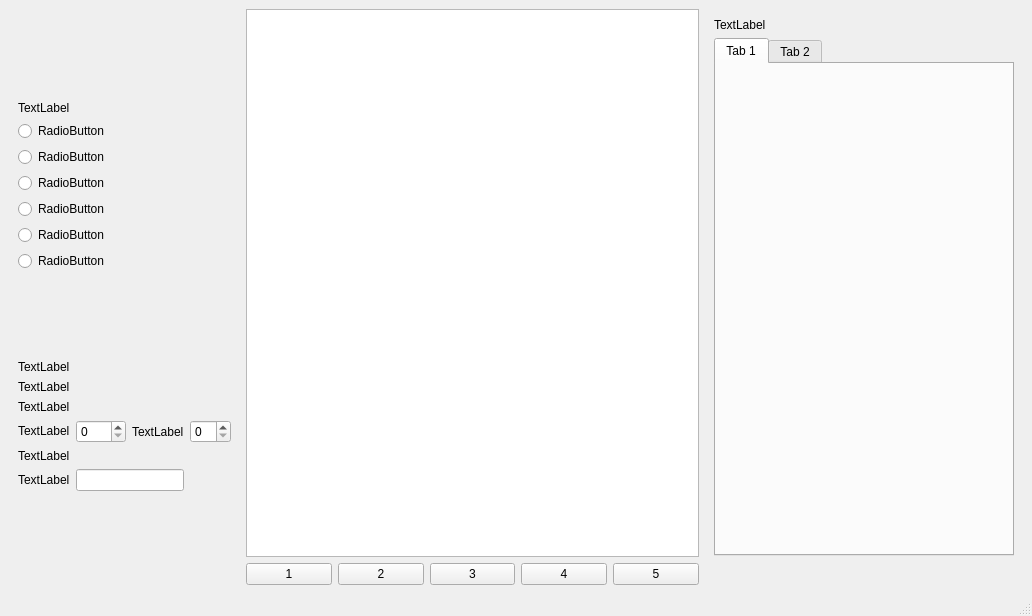
Above: mainwindow.ui from zeki2333/papercutting-simulation before the change. Below: the same form after it.
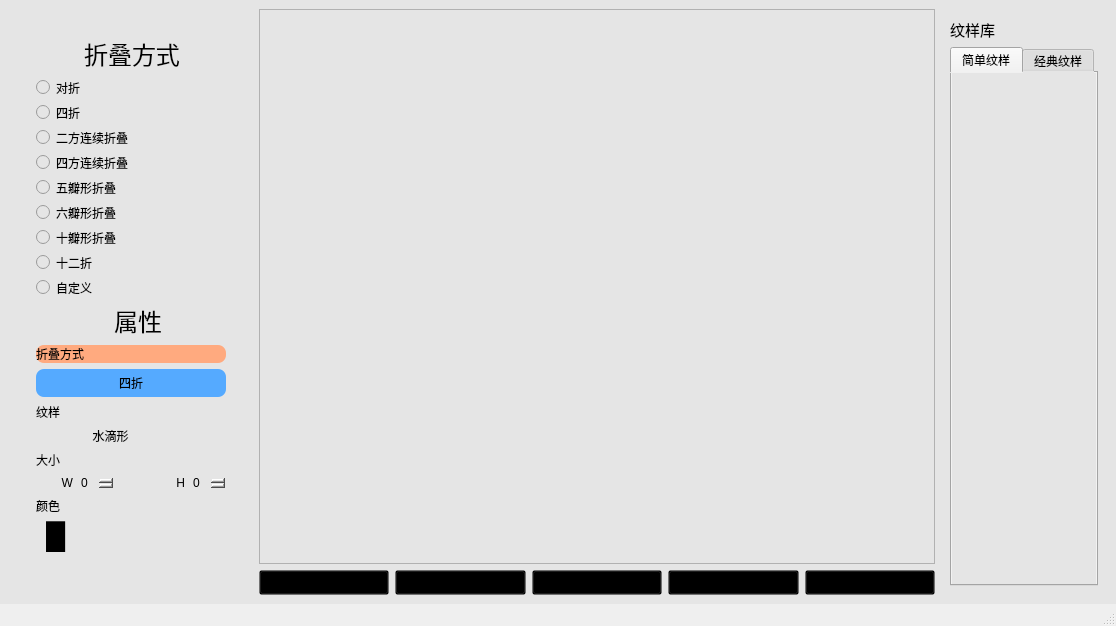
That is the form after the change. Icons and pictures are not drawn.

The edit to the form file:
```diff
--- a/mainwindow.ui
+++ b/mainwindow.ui
@@ -6,187 +6,521 @@
    <rect>
     <x>0</x>
     <y>0</y>
-    <width>1032</width>
-    <height>616</height>
+    <width>1116</width>
+    <height>626</height>
    </rect>
   </property>
   <property name="windowTitle">
    <string>MainWindow</string>
   </property>
   <widget class="QWidget" name="centralwidget">
+   <property name="styleSheet">
+    <string notr="true">background:rgb(229, 229, 229)</string>
+   </property>
    <layout class="QHBoxLayout" name="horizontalLayout">
     <item>
-     <widget class="QWidget" name="widget_2" native="true">
-      <property name="sizePolicy">
-       <sizepolicy hsizetype="Maximum" vsizetype="Preferred">
-        <horstretch>0</horstretch>
-        <verstretch>0</verstretch>
-       </sizepolicy>
+     <widget class="QWidget" name="leftWidget" native="true">
+      <property name="styleSheet">
+       <string notr="true">border-width: 2px;
+border-radius: 8px;</string>
       </property>
-      <layout class="QVBoxLayout" name="verticalLayout">
+      <layout class="QVBoxLayout" name="verticalLayout_2">
+       <property name="sizeConstraint">
+        <enum>QLayout::SetMaximumSize</enum>
+       </property>
        <item>
-        <layout class="QVBoxLayout" name="verticalLayout_4">
-         <item>
-          <widget class="QLabel" name="label">
-           <property name="sizePolicy">
-            <sizepolicy hsizetype="Preferred" vsizetype="Fixed">
-             <horstretch>0</horstretch>
-             <verstretch>0</verstretch>
-            </sizepolicy>
-           </property>
-           <property name="text">
-            <string>TextLabel</string>
-           </property>
-          </widget>
-         </item>
-         <item>
-          <layout class="QVBoxLayout" name="verticalLayout_5">
-           <item>
-            <widget class="QRadioButton" name="radioButton_2">
-             <property name="text">
-              <string>RadioButton</string>
-             </property>
-            </widget>
-           </item>
-           <item>
-            <widget class="QRadioButton" name="radioButton_6">
-             <property name="text">
-              <string>RadioButton</string>
-             </property>
-            </widget>
-           </item>
-           <item>
-            <widget class="QRadioButton" name="radioButton_5">
-             <property name="text">
-              <string>RadioButton</string>
-             </property>
-            </widget>
-           </item>
-           <item>
-            <widget class="QRadioButton" name="radioButton_4">
-             <property name="text">
-              <string>RadioButton</string>
-             </property>
-            </widget>
-           </item>
-           <item>
-            <widget class="QRadioButton" name="radioButton_3">
-             <property name="text">
-              <string>RadioButton</string>
-             </property>
-            </widget>
-           </item>
-           <item>
-            <widget class="QRadioButton" name="radioButton">
-             <property name="text">
-              <string>RadioButton</string>
-             </property>
-            </widget>
-           </item>
-          </layout>
-         </item>
-        </layout>
-       </item>
-       <item>
-        <layout class="QGridLayout" name="gridLayout_3">
-         <item row="3" column="1">
-          <widget class="QSpinBox" name="spinBox"/>
-         </item>
-         <item row="3" column="2">
-          <widget class="QLabel" name="label_6">
-           <property name="text">
-            <string>TextLabel</string>
-           </property>
-          </widget>
-         </item>
-         <item row="3" column="0">
-          <widget class="QLabel" name="label_5">
-           <property name="sizePolicy">
-            <sizepolicy hsizetype="Preferred" vsizetype="Fixed">
-             <horstretch>0</horstretch>
-             <verstretch>0</verstretch>
-            </sizepolicy>
-           </property>
-           <property name="text">
-            <string>TextLabel</string>
-           </property>
-          </widget>
-         </item>
-         <item row="3" column="3">
-          <widget class="QSpinBox" name="spinBox_2"/>
-         </item>
-         <item row="5" column="0">
-          <widget class="QLabel" name="label_8">
-           <property name="text">
-            <string>TextLabel</string>
-           </property>
-          </widget>
-         </item>
-         <item row="5" column="1" colspan="2">
-          <widget class="QLineEdit" name="lineEdit"/>
-         </item>
-         <item row="0" column="0" colspan="4">
-          <widget class="QLabel" name="label_2">
-           <property name="sizePolicy">
-            <sizepolicy hsizetype="Preferred" vsizetype="Fixed">
-             <horstretch>0</horstretch>
-             <verstretch>0</verstretch>
-            </sizepolicy>
-           </property>
-           <property name="text">
-            <string>TextLabel</string>
-           </property>
-          </widget>
-         </item>
-         <item row="1" column="0" colspan="3">
-          <widget class="QLabel" name="label_3">
-           <property name="sizePolicy">
-            <sizepolicy hsizetype="Preferred" vsizetype="Fixed">
-             <horstretch>0</horstretch>
-             <verstretch>0</verstretch>
-            </sizepolicy>
-           </property>
-           <property name="text">
-            <string>TextLabel</string>
-           </property>
-          </widget>
-         </item>
-         <item row="2" column="0" colspan="3">
-          <widget class="QLabel" name="label_4">
-           <property name="sizePolicy">
-            <sizepolicy hsizetype="Preferred" vsizetype="Fixed">
-             <horstretch>0</horstretch>
-             <verstretch>0</verstretch>
-            </sizepolicy>
-           </property>
-           <property name="text">
-            <string>TextLabel</string>
-           </property>
-          </widget>
-         </item>
-         <item row="4" column="0" colspan="4">
-          <widget class="QLabel" name="label_7">
-           <property name="sizePolicy">
-            <sizepolicy hsizetype="Preferred" vsizetype="Fixed">
-             <horstretch>0</horstretch>
-             <verstretch>0</verstretch>
-            </sizepolicy>
-           </property>
-           <property name="text">
-            <string>TextLabel</string>
-           </property>
-          </widget>
-         </item>
-        </layout>
+        <widget class="QWidget" name="widget_2" native="true">
+         <property name="sizePolicy">
+          <sizepolicy hsizetype="Maximum" vsizetype="Preferred">
+           <horstretch>0</horstretch>
+           <verstretch>0</verstretch>
+          </sizepolicy>
+         </property>
+         <property name="styleSheet">
+          <string notr="true"/>
+         </property>
+         <layout class="QVBoxLayout" name="verticalLayout">
+          <item>
+           <layout class="QVBoxLayout" name="verticalLayout_4">
+            <item>
+             <widget class="QWidget" name="topWidget" native="true">
+              <property name="styleSheet">
+               <string notr="true"/>
+              </property>
+              <layout class="QVBoxLayout" name="verticalLayout_5">
+               <item>
+                <layout class="QHBoxLayout" name="horizontalLayout_2">
+                 <property name="spacing">
+                  <number>0</number>
+                 </property>
+                 <property name="sizeConstraint">
+                  <enum>QLayout::SetDefaultConstraint</enum>
+                 </property>
+                 <item>
+                  <spacer name="horizontalSpacer">
+                   <property name="orientation">
+                    <enum>Qt::Horizontal</enum>
+                   </property>
+                   <property name="sizeHint" stdset="0">
+                    <size>
+                     <width>40</width>
+                     <height>20</height>
+                    </size>
+                   </property>
+                  </spacer>
+                 </item>
+                 <item>
+                  <widget class="QLabel" name="label_13">
+                   <property name="sizePolicy">
+                    <sizepolicy hsizetype="Preferred" vsizetype="Fixed">
+                     <horstretch>0</horstretch>
+                     <verstretch>0</verstretch>
+                    </sizepolicy>
+                   </property>
+                   <property name="font">
+                    <font>
+                     <pointsize>1</pointsize>
+                    </font>
+                   </property>
+                   <property name="text">
+                    <string/>
+                   </property>
+                   <property name="pixmap">
+                    <pixmap resource="resource.qrc">:/new/btn/icon/foldmode.png</pixmap>
+                   </property>
+                   <property name="scaledContents">
+                    <bool>false</bool>
+                   </property>
+                   <property name="alignment">
+                    <set>Qt::AlignRight|Qt::AlignTrailing|Qt::AlignVCenter</set>
+                   </property>
+                   <property name="wordWrap">
+                    <bool>false</bool>
+                   </property>
+                   <property name="margin">
+                    <number>0</number>
+                   </property>
+                  </widget>
+                 </item>
+                 <item>
+                  <widget class="QLabel" name="label">
+                   <property name="sizePolicy">
+                    <sizepolicy hsizetype="Preferred" vsizetype="Fixed">
+                     <horstretch>0</horstretch>
+                     <verstretch>0</verstretch>
+                    </sizepolicy>
+                   </property>
+                   <property name="font">
+                    <font>
+                     <family>微软雅黑</family>
+                     <pointsize>18</pointsize>
+                     <weight>50</weight>
+                     <bold>false</bold>
+                     <strikeout>false</strikeout>
+                    </font>
+                   </property>
+                   <property name="text">
+                    <string>折叠方式</string>
+                   </property>
+                   <property name="alignment">
+                    <set>Qt::AlignCenter</set>
+                   </property>
+                  </widget>
+                 </item>
+                 <item>
+                  <spacer name="horizontalSpacer_2">
+                   <property name="orientation">
+                    <enum>Qt::Horizontal</enum>
+                   </property>
+                   <property name="sizeHint" stdset="0">
+                    <size>
+                     <width>40</width>
+                     <height>20</height>
+                    </size>
+                   </property>
+                  </spacer>
+                 </item>
+                </layout>
+               </item>
+               <item>
+                <widget class="QRadioButton" name="radioButton_2">
+                 <property name="text">
+                  <string>对折</string>
+                 </property>
+                </widget>
+               </item>
+               <item>
+                <widget class="QRadioButton" name="radioButton_6">
+                 <property name="text">
+                  <string>四折</string>
+                 </property>
+                </widget>
+               </item>
+               <item>
+                <widget class="QRadioButton" name="radioButton_5">
+                 <property name="text">
+                  <string>二方连续折叠</string>
+                 </property>
+                </widget>
+               </item>
+               <item>
+                <widget class="QRadioButton" name="radioButton_4">
+                 <property name="text">
+                  <string>四方连续折叠</string>
+                 </property>
+                </widget>
+               </item>
+               <item>
+                <widget class="QRadioButton" name="radioButton_3">
+                 <property name="text">
+                  <string>五瓣形折叠</string>
+                 </property>
+                </widget>
+               </item>
+               <item>
+                <widget class="QRadioButton" name="radioButton_8">
+                 <property name="text">
+                  <string>六瓣形折叠</string>
+                 </property>
+                </widget>
+               </item>
+               <item>
+                <widget class="QRadioButton" name="radioButton_7">
+                 <property name="text">
+                  <string>十瓣形折叠</string>
+                 </property>
+                </widget>
+               </item>
+               <item>
+                <widget class="QRadioButton" name="radioButton_9">
+                 <property name="text">
+                  <string>十二折</string>
+                 </property>
+                </widget>
+               </item>
+               <item>
+                <widget class="QRadioButton" name="radioButton">
+                 <property name="text">
+                  <string>自定义</string>
+                 </property>
+                </widget>
+               </item>
+               <item>
+                <layout class="QHBoxLayout" name="horizontalLayout_6">
+                 <item>
+                  <spacer name="horizontalSpacer_3">
+                   <property name="orientation">
+                    <enum>Qt::Horizontal</enum>
+                   </property>
+                   <property name="sizeHint" stdset="0">
+                    <size>
+                     <width>40</width>
+                     <height>20</height>
+                    </size>
+                   </property>
+                  </spacer>
+                 </item>
+                 <item>
+                  <widget class="QLabel" name="label_14">
+                   <property name="sizePolicy">
+                    <sizepolicy hsizetype="Fixed" vsizetype="Fixed">
+                     <horstretch>0</horstretch>
+                     <verstretch>0</verstretch>
+                    </sizepolicy>
+                   </property>
+                   <property name="text">
+                    <string/>
+                   </property>
+                   <property name="pixmap">
+                    <pixmap resource="resource.qrc">:/new/btn/icon/attr.png</pixmap>
+                   </property>
+                   <property name="alignment">
+                    <set>Qt::AlignRight|Qt::AlignTrailing|Qt::AlignVCenter</set>
+                   </property>
+                  </widget>
+                 </item>
+                 <item>
+                  <widget class="QLabel" name="label_2">
+                   <property name="sizePolicy">
+                    <sizepolicy hsizetype="Preferred" vsizetype="Fixed">
+                     <horstretch>0</horstretch>
+                     <verstretch>0</verstretch>
+                    </sizepolicy>
+                   </property>
+                   <property name="font">
+                    <font>
+                     <family>微软雅黑</family>
+                     <pointsize>18</pointsize>
+                     <weight>50</weight>
+                     <bold>false</bold>
+                     <underline>false</underline>
+                     <strikeout>false</strikeout>
+                     <stylestrategy>PreferAntialias</stylestrategy>
+                    </font>
+                   </property>
+                   <property name="text">
+                    <string>属性</string>
+                   </property>
+                   <property name="textFormat">
+                    <enum>Qt::PlainText</enum>
+                   </property>
+                   <property name="alignment">
+                    <set>Qt::AlignCenter</set>
+                   </property>
+                   <property name="margin">
+                    <number>0</number>
+                   </property>
+                  </widget>
+                 </item>
+                 <item>
+                  <spacer name="horizontalSpacer_4">
+                   <property name="orientation">
+                    <enum>Qt::Horizontal</enum>
+                   </property>
+                   <property name="sizeHint" stdset="0">
+                    <size>
+                     <width>40</width>
+                     <height>20</height>
+                    </size>
+                   </property>
+                  </spacer>
+                 </item>
+                </layout>
+               </item>
+               <item>
+                <layout class="QGridLayout" name="gridLayout_3">
+                 <item row="7" column="0" colspan="4">
+                  <widget class="QLabel" name="label_7">
+                   <property name="enabled">
+                    <bool>true</bool>
+                   </property>
+                   <property name="sizePolicy">
+                    <sizepolicy hsizetype="Maximum" vsizetype="Maximum">
+                     <horstretch>0</horstretch>
+                     <verstretch>0</verstretch>
+                    </sizepolicy>
+                   </property>
+                   <property name="minimumSize">
+                    <size>
+                     <width>0</width>
+                     <height>0</height>
+                    </size>
+                   </property>
+                   <property name="maximumSize">
+                    <size>
+                     <width>16777215</width>
+                     <height>16777215</height>
+                    </size>
+                   </property>
+                   <property name="text">
+                    <string>颜色</string>
+                   </property>
+                  </widget>
+                 </item>
+                 <item row="5" column="0" colspan="3">
+                  <widget class="QLabel" name="label_4">
+                   <property name="sizePolicy">
+                    <sizepolicy hsizetype="Preferred" vsizetype="Fixed">
+                     <horstretch>0</horstretch>
+                     <verstretch>0</verstretch>
+                    </sizepolicy>
+                   </property>
+                   <property name="text">
+                    <string>大小</string>
+                   </property>
+                  </widget>
+                 </item>
+                 <item row="6" column="1">
+                  <widget class="QSpinBox" name="spinBox">
+                   <property name="sizePolicy">
+                    <sizepolicy hsizetype="Fixed" vsizetype="Minimum">
+                     <horstretch>0</horstretch>
+                     <verstretch>0</verstretch>
+                    </sizepolicy>
+                   </property>
+                   <property name="minimumSize">
+                    <size>
+                     <width>0</width>
+                     <height>0</height>
+                    </size>
+                   </property>
+                  </widget>
+                 </item>
+                 <item row="4" column="0" colspan="3">
+                  <widget class="QLabel" name="label_11">
+                   <property name="sizePolicy">
+                    <sizepolicy hsizetype="Preferred" vsizetype="Fixed">
+                     <horstretch>0</horstretch>
+                     <verstretch>0</verstretch>
+                    </sizepolicy>
+                   </property>
+                   <property name="text">
+                    <string>水滴形</string>
+                   </property>
+                   <property name="alignment">
+                    <set>Qt::AlignCenter</set>
+                   </property>
+                  </widget>
+                 </item>
+                 <item row="8" column="1" colspan="2">
+                  <widget class="QLineEdit" name="lineEdit"/>
+                 </item>
+                 <item row="6" column="3">
+                  <widget class="QSpinBox" name="spinBox_2">
+                   <property name="sizePolicy">
+                    <sizepolicy hsizetype="Fixed" vsizetype="Fixed">
+                     <horstretch>0</horstretch>
+                     <verstretch>0</verstretch>
+                    </sizepolicy>
+                   </property>
+                  </widget>
+                 </item>
+                 <item row="3" column="0">
+                  <widget class="QLabel" name="label_9">
+                   <property name="sizePolicy">
+                    <sizepolicy hsizetype="Preferred" vsizetype="Fixed">
+                     <horstretch>0</horstretch>
+                     <verstretch>0</verstretch>
+                    </sizepolicy>
+                   </property>
+                   <property name="font">
+                    <font>
+                     <stylestrategy>PreferAntialias</stylestrategy>
+                    </font>
+                   </property>
+                   <property name="text">
+                    <string>纹样</string>
+                   </property>
+                   <property name="alignment">
+                    <set>Qt::AlignLeading|Qt::AlignLeft|Qt::AlignVCenter</set>
+                   </property>
+                  </widget>
+                 </item>
+                 <item row="6" column="2">
+                  <widget class="QLabel" name="label_6">
+                   <property name="sizePolicy">
+                    <sizepolicy hsizetype="Preferred" vsizetype="Fixed">
+                     <horstretch>0</horstretch>
+                     <verstretch>0</verstretch>
+                    </sizepolicy>
+                   </property>
+                   <property name="text">
+                    <string>H</string>
+                   </property>
+                   <property name="alignment">
+                    <set>Qt::AlignRight|Qt::AlignTrailing|Qt::AlignVCenter</set>
+                   </property>
+                  </widget>
+                 </item>
+                 <item row="6" column="0">
+                  <widget class="QLabel" name="label_5">
+                   <property name="sizePolicy">
+                    <sizepolicy hsizetype="Preferred" vsizetype="Fixed">
+                     <horstretch>0</horstretch>
+                     <verstretch>0</verstretch>
+                    </sizepolicy>
+                   </property>
+                   <property name="text">
+                    <string>W</string>
+                   </property>
+                   <property name="alignment">
+                    <set>Qt::AlignRight|Qt::AlignTrailing|Qt::AlignVCenter</set>
+                   </property>
+                  </widget>
+                 </item>
+                 <item row="8" column="0">
+                  <widget class="QLabel" name="label_8">
+                   <property name="sizePolicy">
+                    <sizepolicy hsizetype="Fixed" vsizetype="Fixed">
+                     <horstretch>0</horstretch>
+                     <verstretch>0</verstretch>
+                    </sizepolicy>
+                   </property>
+                   <property name="font">
+                    <font>
+                     <pointsize>20</pointsize>
+                    </font>
+                   </property>
+                   <property name="styleSheet">
+                    <string notr="true">padding-left:10px</string>
+                   </property>
+                   <property name="text">
+                    <string>█ </string>
+                   </property>
+                   <property name="alignment">
+                    <set>Qt::AlignCenter</set>
+                   </property>
+                  </widget>
+                 </item>
+                 <item row="1" column="0" colspan="4">
+                  <widget class="QLabel" name="label_3">
+                   <property name="sizePolicy">
+                    <sizepolicy hsizetype="Preferred" vsizetype="Preferred">
+                     <horstretch>0</horstretch>
+                     <verstretch>0</verstretch>
+                    </sizepolicy>
+                   </property>
+                   <property name="font">
+                    <font>
+                     <stylestrategy>PreferAntialias</stylestrategy>
+                    </font>
+                   </property>
+                   <property name="styleSheet">
+                    <string notr="true">background-color:rgb(255, 170, 127);</string>
+                   </property>
+                   <property name="text">
+                    <string>折叠方式</string>
+                   </property>
+                  </widget>
+                 </item>
+                 <item row="2" column="0" colspan="4">
+                  <widget class="QLabel" name="label_10">
+                   <property name="sizePolicy">
+                    <sizepolicy hsizetype="Preferred" vsizetype="Preferred">
+                     <horstretch>0</horstretch>
+                     <verstretch>0</verstretch>
+                    </sizepolicy>
+                   </property>
+                   <property name="styleSheet">
+                    <string notr="true">background-color:rgb(85, 170, 255);
+padding:5px;</string>
+                   </property>
+                   <property name="text">
+                    <string>四折</string>
+                   </property>
+                   <property name="alignment">
+                    <set>Qt::AlignCenter</set>
+                   </property>
+                  </widget>
+                 </item>
+                </layout>
+               </item>
+              </layout>
+             </widget>
+            </item>
+            <item>
+             <spacer name="verticalSpacer_3">
+              <property name="orientation">
+               <enum>Qt::Vertical</enum>
+              </property>
+              <property name="sizeHint" stdset="0">
+               <size>
+                <width>20</width>
+                <height>40</height>
+               </size>
+              </property>
+             </spacer>
+            </item>
+           </layout>
+          </item>
+         </layout>
+        </widget>
        </item>
       </layout>
      </widget>
     </item>
     <item>
-     <layout class="QVBoxLayout" name="verticalLayout_2">
-      <property name="sizeConstraint">
-       <enum>QLayout::SetMaximumSize</enum>
-      </property>
+     <layout class="QVBoxLayout" name="verticalLayout_11">
       <item>
        <widget class="QGraphicsView" name="graphicsView">
         <property name="sizePolicy">
@@ -200,54 +534,177 @@
       <item>
        <layout class="QHBoxLayout" name="horizontalLayout_4">
         <item>
-         <widget class="QPushButton" name="pushButton_2">
-          <property name="text">
-           <string>1</string>
-          </property>
-         </widget>
+         <layout class="QVBoxLayout" name="verticalLayout_13">
+          <item>
+           <widget class="QToolButton" name="toolButton">
+            <property name="sizePolicy">
+             <sizepolicy hsizetype="Preferred" vsizetype="Fixed">
+              <horstretch>0</horstretch>
+              <verstretch>0</verstretch>
+             </sizepolicy>
+            </property>
+            <property name="styleSheet">
+             <string notr="true">background:transparent;border-width:0px;</string>
+            </property>
+            <property name="text">
+             <string>导出</string>
+            </property>
+            <property name="icon">
+             <iconset resource="resource.qrc">
+              <normaloff>:/new/btn/icon/export.png</normaloff>:/new/btn/icon/export.png</iconset>
+            </property>
+            <property name="iconSize">
+             <size>
+              <width>40</width>
+              <height>40</height>
+             </size>
+            </property>
+            <property name="toolButtonStyle">
+             <enum>Qt::ToolButtonTextUnderIcon</enum>
+            </property>
+           </widget>
+          </item>
+         </layout>
         </item>
         <item>
-         <widget class="QPushButton" name="pushButton_3">
-          <property name="text">
-           <string>2</string>
-          </property>
-         </widget>
+         <layout class="QVBoxLayout" name="verticalLayout_14">
+          <item>
+           <widget class="QToolButton" name="createBtn">
+            <property name="sizePolicy">
+             <sizepolicy hsizetype="Preferred" vsizetype="Fixed">
+              <horstretch>0</horstretch>
+              <verstretch>0</verstretch>
+             </sizepolicy>
+            </property>
+            <property name="styleSheet">
+             <string notr="true">background:transparent;border-width:0px;</string>
+            </property>
+            <property name="text">
+             <string> 创作</string>
+            </property>
+            <property name="icon">
+             <iconset resource="resource.qrc">
+              <normaloff>:/new/btn/icon/create.png</normaloff>:/new/btn/icon/create.png</iconset>
+            </property>
+            <property name="iconSize">
+             <size>
+              <width>40</width>
+              <height>40</height>
+             </size>
+            </property>
+            <property name="toolButtonStyle">
+             <enum>Qt::ToolButtonTextUnderIcon</enum>
+            </property>
+           </widget>
+          </item>
+         </layout>
         </item>
         <item>
-         <widget class="QPushButton" name="pushButton_5">
-          <property name="text">
-           <string>3</string>
-          </property>
-         </widget>
+         <layout class="QVBoxLayout" name="verticalLayout_15">
+          <item>
+           <widget class="QToolButton" name="toolButton_2">
+            <property name="sizePolicy">
+             <sizepolicy hsizetype="Preferred" vsizetype="Fixed">
+              <horstretch>0</horstretch>
+              <verstretch>0</verstretch>
+             </sizepolicy>
+            </property>
+            <property name="font">
+             <font>
+              <pointsize>9</pointsize>
+              <weight>50</weight>
+              <bold>false</bold>
+              <stylestrategy>PreferAntialias</stylestrategy>
+             </font>
+            </property>
+            <property name="styleSheet">
+             <string notr="true">background:transparent;border-width:0px;</string>
+            </property>
+            <property name="text">
+             <string>仿真</string>
+            </property>
+            <property name="icon">
+             <iconset resource="resource.qrc">
+              <normaloff>:/new/btn/icon/simulate.png</normaloff>:/new/btn/icon/simulate.png</iconset>
+            </property>
+            <property name="iconSize">
+             <size>
+              <width>40</width>
+              <height>40</height>
+             </size>
+            </property>
+            <property name="toolButtonStyle">
+             <enum>Qt::ToolButtonTextUnderIcon</enum>
+            </property>
+           </widget>
+          </item>
+         </layout>
         </item>
         <item>
-         <widget class="QPushButton" name="pushButton_4">
-          <property name="text">
-           <string>4</string>
-          </property>
-         </widget>
+         <layout class="QVBoxLayout" name="verticalLayout_16">
+          <item>
+           <widget class="QToolButton" name="toolButton_3">
+            <property name="sizePolicy">
+             <sizepolicy hsizetype="Preferred" vsizetype="Fixed">
+              <horstretch>0</horstretch>
+              <verstretch>0</verstretch>
+             </sizepolicy>
+            </property>
+            <property name="styleSheet">
+             <string notr="true">background:transparent;border-width:0px;</string>
+            </property>
+            <property name="text">
+             <string>预设</string>
+            </property>
+            <property name="icon">
+             <iconset resource="resource.qrc">
+              <normaloff>:/new/btn/icon/preset.png</normaloff>:/new/btn/icon/preset.png</iconset>
+            </property>
+            <property name="iconSize">
+             <size>
+              <width>40</width>
+              <height>40</height>
+             </size>
+            </property>
+            <property name="toolButtonStyle">
+             <enum>Qt::ToolButtonTextUnderIcon</enum>
+            </property>
+           </widget>
+          </item>
+         </layout>
         </item>
         <item>
-         <widget class="QPushButton" name="pushButton">
-          <property name="enabled">
-           <bool>true</bool>
-          </property>
-          <property name="sizePolicy">
-           <sizepolicy hsizetype="Minimum" vsizetype="Fixed">
-            <horstretch>0</horstretch>
-            <verstretch>0</verstretch>
-           </sizepolicy>
-          </property>
-          <property name="maximumSize">
-           <size>
-            <width>16777215</width>
-            <height>16777215</height>
-           </size>
-          </property>
-          <property name="text">
-           <string>5</string>
-          </property>
-         </widget>
+         <layout class="QVBoxLayout" name="verticalLayout_17">
+          <item>
+           <widget class="QToolButton" name="toolButton_4">
+            <property name="sizePolicy">
+             <sizepolicy hsizetype="Preferred" vsizetype="Fixed">
+              <horstretch>0</horstretch>
+              <verstretch>0</verstretch>
+             </sizepolicy>
+            </property>
+            <property name="styleSheet">
+             <string notr="true">background:transparent;border-width:0px;</string>
+            </property>
+            <property name="text">
+             <string>作品欣赏</string>
+            </property>
+            <property name="icon">
+             <iconset resource="resource.qrc">
+              <normaloff>:/new/btn/icon/works.png</normaloff>:/new/btn/icon/works.png</iconset>
+            </property>
+            <property name="iconSize">
+             <size>
+              <width>40</width>
+              <height>40</height>
+             </size>
+            </property>
+            <property name="toolButtonStyle">
+             <enum>Qt::ToolButtonTextUnderIcon</enum>
+            </property>
+           </widget>
+          </item>
+         </layout>
         </item>
        </layout>
       </item>
@@ -265,13 +722,18 @@
        <item>
         <widget class="QLabel" name="label_12">
          <property name="sizePolicy">
-          <sizepolicy hsizetype="Fixed" vsizetype="Fixed">
+          <sizepolicy hsizetype="Preferred" vsizetype="Fixed">
            <horstretch>0</horstretch>
            <verstretch>0</verstretch>
           </sizepolicy>
          </property>
+         <property name="font">
+          <font>
+           <pointsize>11</pointsize>
+          </font>
+         </property>
          <property name="text">
-          <string>TextLabel</string>
+          <string>纹样库</string>
          </property>
         </widget>
        </item>
@@ -294,7 +756,7 @@
          </property>
          <widget class="QWidget" name="tab">
           <attribute name="title">
-           <string>Tab 1</string>
+           <string>简单纹样</string>
           </attribute>
           <layout class="QVBoxLayout" name="verticalLayout_7">
            <item>
@@ -304,7 +766,7 @@
          </widget>
          <widget class="QWidget" name="tab_2">
           <attribute name="title">
-           <string>Tab 2</string>
+           <string>经典纹样</string>
           </attribute>
           <layout class="QGridLayout" name="gridLayout_2">
            <item row="0" column="0">
@@ -318,22 +780,6 @@
          </widget>
         </widget>
        </item>
-       <item>
-        <spacer name="horizontalSpacer">
-         <property name="orientation">
-          <enum>Qt::Horizontal</enum>
-         </property>
-         <property name="sizeType">
-          <enum>QSizePolicy::Fixed</enum>
-         </property>
-         <property name="sizeHint" stdset="0">
-          <size>
-           <width>300</width>
-           <height>20</height>
-          </size>
-         </property>
-        </spacer>
-       </item>
       </layout>
      </widget>
     </item>
```
Left out of the diff: 8 changed lines with no effect on the pictures.
